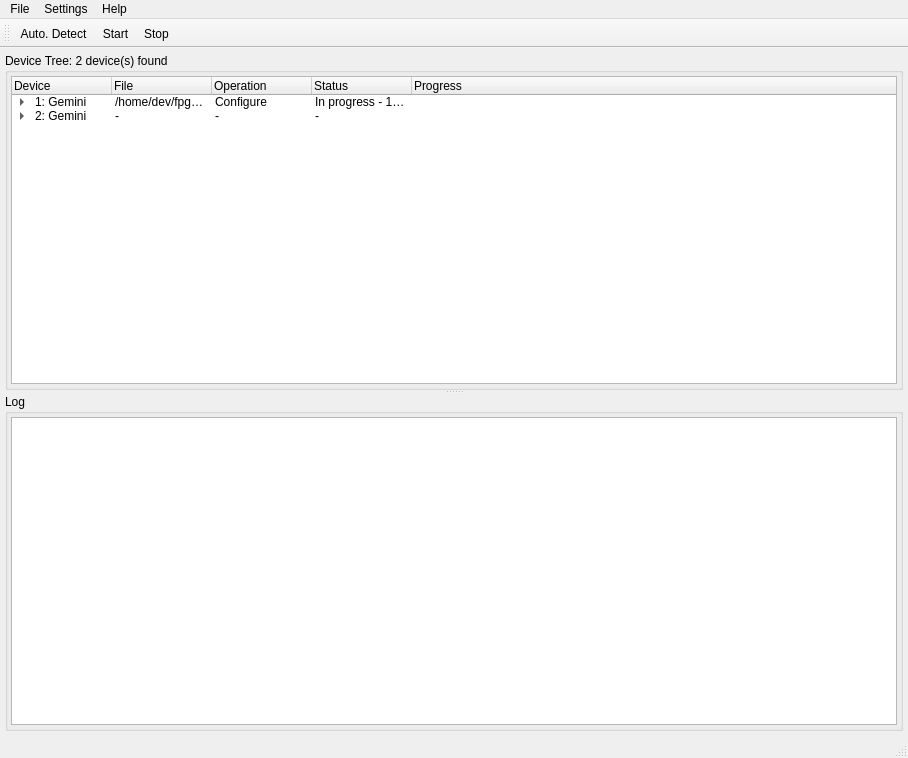
First picture: the form in src/ProgrammerGui/ProgrammerMain.ui, repository os-fpga/FOEDAG, before the edit.
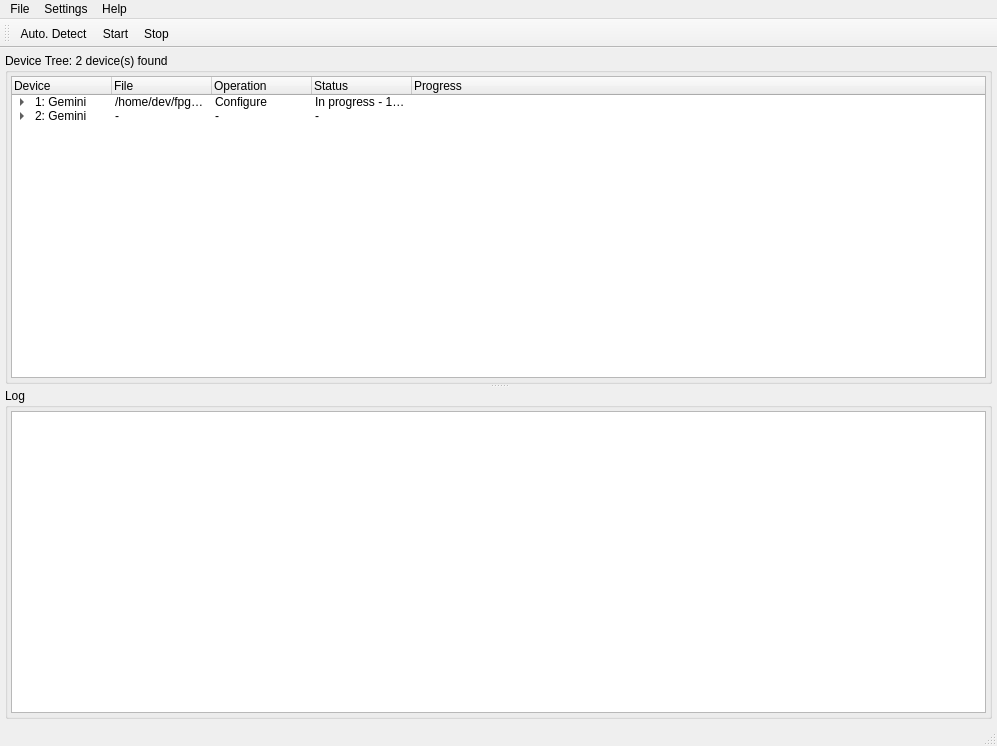
Second picture: the form after the edit. Icons and pictures are not drawn.

Commit message: Add status column

Diff of the .ui file:
```diff
--- a/src/ProgrammerGui/ProgrammerMain.ui
+++ b/src/ProgrammerGui/ProgrammerMain.ui
@@ -6,8 +6,8 @@
    <rect>
     <x>0</x>
     <y>0</y>
-    <width>908</width>
-    <height>758</height>
+    <width>997</width>
+    <height>746</height>
    </rect>
   </property>
   <property name="windowTitle">
@@ -228,7 +228,7 @@
     <rect>
      <x>0</x>
      <y>0</y>
-     <width>908</width>
+     <width>997</width>
      <height>22</height>
     </rect>
    </property>
```
The commit also changes 2 other files.
